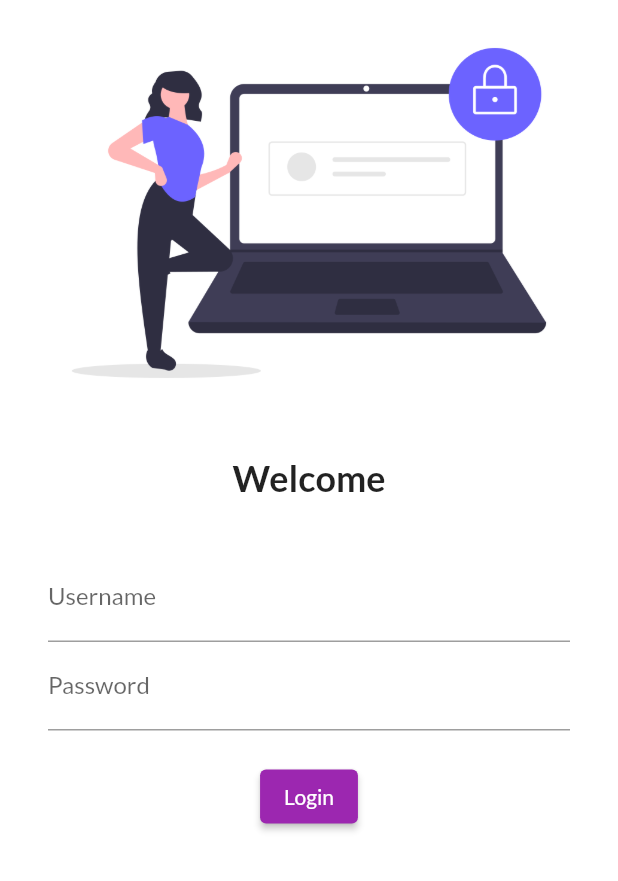
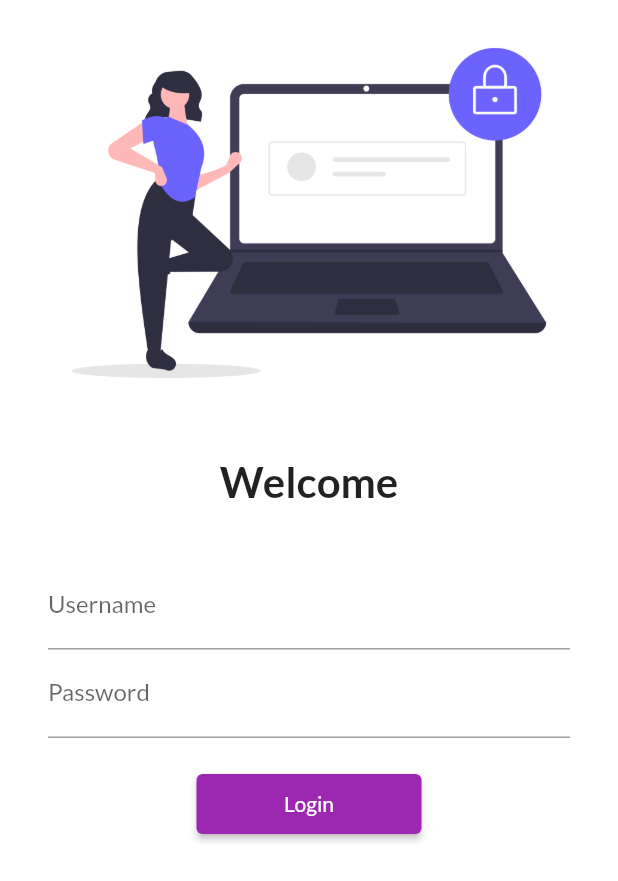
Before and after one commit to Shubham5213/30DaysOfFlutter, a Flutter app: the screen it shows after launch, on a phone screen of 412 x 824 dp. Shown: the top 881 px of the screen. Run offline on Flutter 3.47's test engine with Material 2 defaults, Android fonts, the phone set to English and light mode, and no system bars; our stand-ins replace google_fonts.

Commit message:
day5 completed

```diff
--- a/lib/main.dart
+++ b/lib/main.dart
@@ -1,5 +1,6 @@
 import 'package:first_app/pages/home_page.dart';
 import 'package:first_app/pages/login_page.dart';
+// import 'package:first_app/utils/routes.dart';
 import 'package:flutter/material.dart';
 import 'package:google_fonts/google_fonts.dart';
 
@@ -18,14 +19,15 @@ class MyApp extends StatelessWidget {
       theme: ThemeData(
         primarySwatch: Colors.purple,
         fontFamily: GoogleFonts.lato().fontFamily,
-        ),
+      ),
+      // debugShowCheckedModeBanner: false,
       darkTheme: ThemeData(
         brightness: Brightness.dark,
       ),
-      initialRoute: '/',
+      // initialRoute: '/',
       routes: {
-        '/': (context) => const LoginPage(),
-        // "/login": (context) => LoginPage(),
+        "/": (context) => const LoginPage(),
+        '/home': (context) => const HomePage(),
       },
     );
   }
--- a/lib/pages/login_page.dart
+++ b/lib/pages/login_page.dart
@@ -1,3 +1,4 @@
+// import 'package:first_app/utils/routes.dart';
 import 'package:flutter/material.dart';
 
 class LoginPage extends StatelessWidget {
@@ -7,6 +8,7 @@ class LoginPage extends StatelessWidget {
   Widget build(BuildContext context) {
     return Material(
         color: Colors.white,
+        child: SingleChildScrollView(
           child: Column(
             children: [
               Image.asset(
@@ -18,15 +20,15 @@ class LoginPage extends StatelessWidget {
               ),
               Text("Welcome",
                   style: TextStyle(
-                  fontSize: 24,
+                    fontSize: 28,
                     fontWeight: FontWeight.bold,
                   )),
               SizedBox(
                 height: 20.0,
               ),
               Padding(
-              padding:
-                  const EdgeInsets.symmetric(vertical: 16.0, horizontal: 32.0),
+                padding: const EdgeInsets.symmetric(
+                    vertical: 16.0, horizontal: 32.0),
                 child: Column(
                   children: [
                     TextFormField(
@@ -45,15 +47,16 @@ class LoginPage extends StatelessWidget {
                     ),
                     ElevatedButton(
                       child: Text("Login"),
-                    style: TextButton.styleFrom(),
+                      style: TextButton.styleFrom(minimumSize: Size(150, 40)),
                       onPressed: () {
-                      print("Pressed!");
+                        Navigator.pushNamed(context, "/home");
                       },
                     ),
                   ],
                 ),
               )
             ],
+          ),
         ));
   }
 }
--- /dev/null
+++ b/lib/utils/routes.dart
@@ -0,0 +1,5 @@
+
+class MyRoutes {
+  static String loginRoute = "/login";
+  static String homeRoute = "/home";
+}
```
Lines whose indentation alone changed are shown as unchanged.
